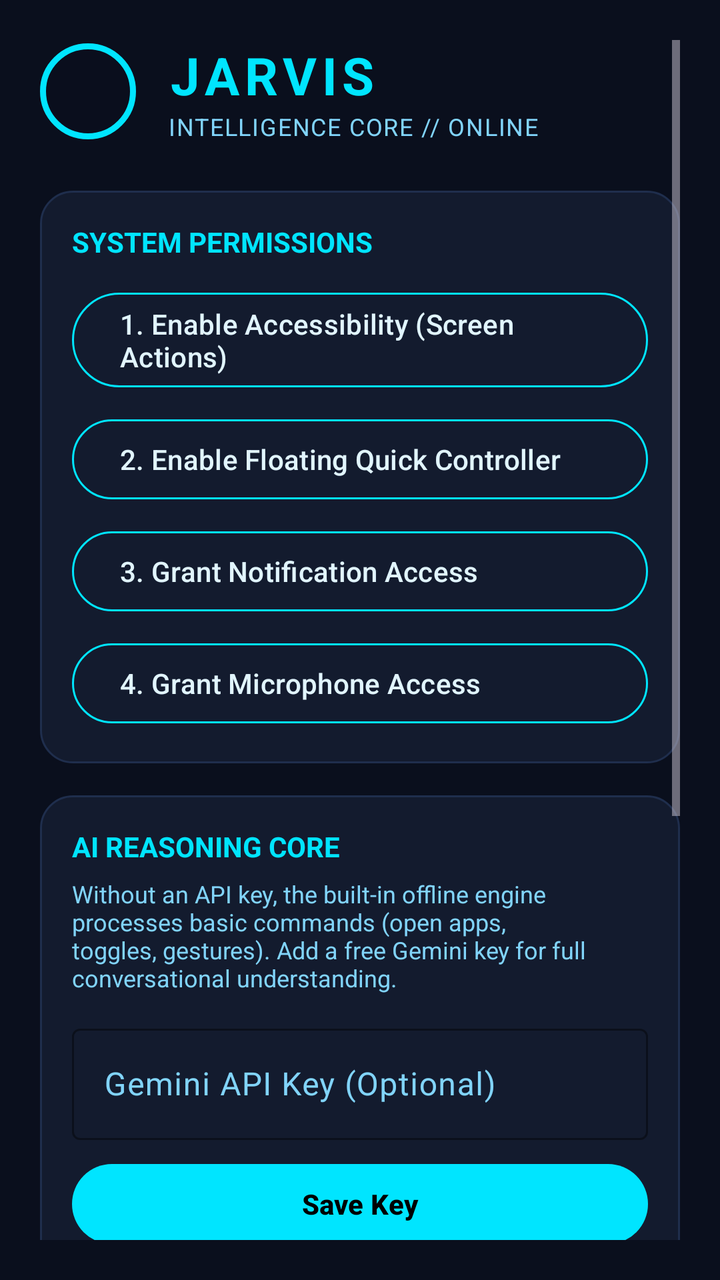
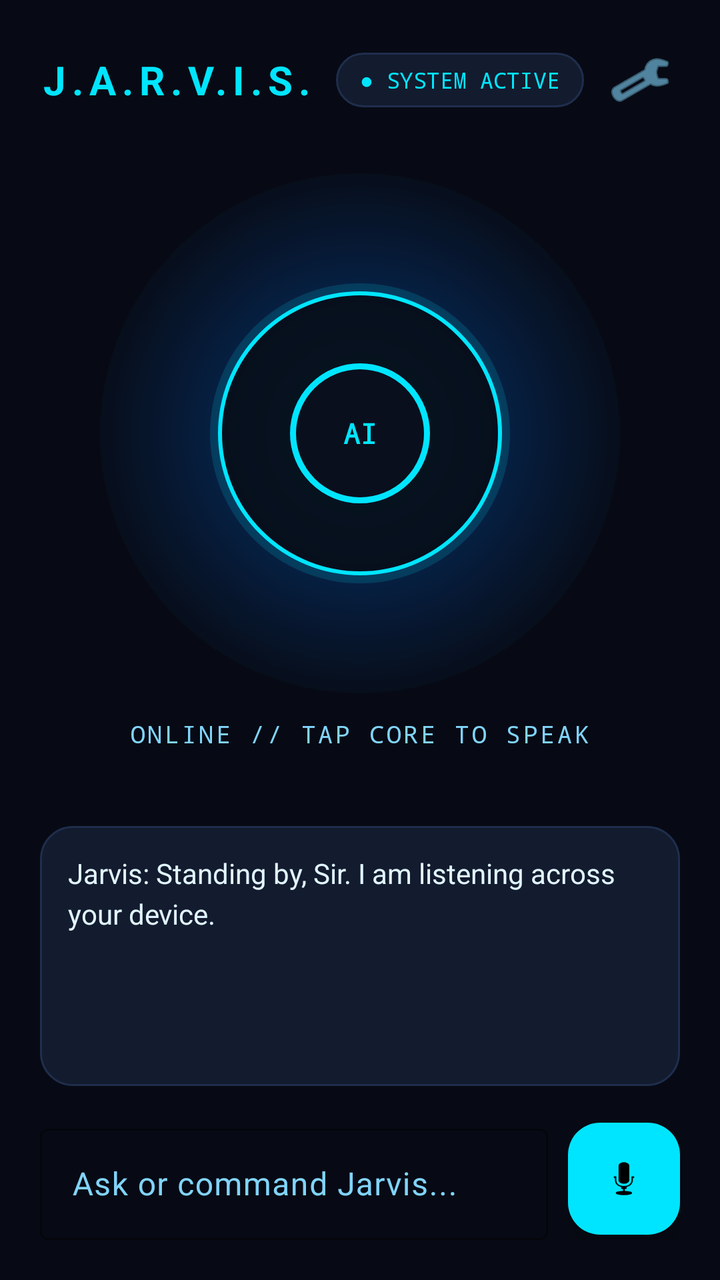

Before-and-after screenshots of an Android layout around one commit, followed by the original layout XML and the change that was made.
<!-- AndroidManifest.xml: application theme Theme.Assistant -->
<!-- res/layout/activity_main.xml -->
<?xml version="1.0" encoding="utf-8"?>
<ScrollView xmlns:android="http://schemas.android.com/apk/res/android"
    xmlns:app="http://schemas.android.com/apk/res-auto"
    android:layout_width="match_parent"
    android:layout_height="match_parent"
    android:background="@color/ui_bg_dark"
    android:padding="20dp">

    <LinearLayout
        android:layout_width="match_parent"
        android:layout_height="wrap_content"
        android:orientation="vertical">

        
        <LinearLayout
            android:layout_width="match_parent"
            android:layout_height="wrap_content"
            android:gravity="center_vertical"
            android:orientation="horizontal"
            android:layout_marginBottom="24dp">

            <View
                android:layout_width="48dp"
                android:layout_height="48dp"
                android:background="@drawable/arc_reactor_bubble" />

            <LinearLayout
                android:layout_width="wrap_content"
                android:layout_height="wrap_content"
                android:layout_marginStart="16dp"
                android:orientation="vertical">

                <TextView
                    android:layout_width="wrap_content"
                    android:layout_height="wrap_content"
                    android:text="JARVIS"
                    android:textColor="@color/ui_cyan"
                    android:textSize="26sp"
                    android:textStyle="bold"
                    android:letterSpacing="0.1" />

                <TextView
                    android:id="@+id/tv_system_status"
                    android:layout_width="wrap_content"
                    android:layout_height="wrap_content"
                    android:text="INTELLIGENCE CORE // ONLINE"
                    android:textColor="@color/ui_text_secondary"
                    android:textSize="12sp"
                    android:letterSpacing="0.05" />
            </LinearLayout>
        </LinearLayout>

        
        <LinearLayout
            android:layout_width="match_parent"
            android:layout_height="wrap_content"
            android:background="@drawable/card_background"
            android:orientation="vertical"
            android:padding="16dp"
            android:layout_marginBottom="16dp">

            <TextView
                android:layout_width="wrap_content"
                android:layout_height="wrap_content"
                android:text="SYSTEM PERMISSIONS"
                android:textColor="@color/ui_cyan"
                android:textSize="14sp"
                android:textStyle="bold"
                android:layout_marginBottom="12dp" />

            
            <com.google.android.material.button.MaterialButton
                android:id="@+id/btn_accessibility"
                android:layout_width="match_parent"
                android:layout_height="wrap_content"
                android:text="1. Enable Accessibility (Screen Actions)"
                android:textAlignment="textStart"
                app:backgroundTint="@color/ui_card_bg"
                app:strokeColor="@color/ui_cyan"
                app:strokeWidth="1dp"
                android:textColor="@color/ui_text_primary"
                android:layout_marginBottom="8dp" />

            
            <com.google.android.material.button.MaterialButton
                android:id="@+id/btn_overlay"
                android:layout_width="match_parent"
                android:layout_height="wrap_content"
                android:text="2. Enable Floating Quick Controller"
                android:textAlignment="textStart"
                app:backgroundTint="@color/ui_card_bg"
                app:strokeColor="@color/ui_cyan"
                app:strokeWidth="1dp"
                android:textColor="@color/ui_text_primary"
                android:layout_marginBottom="8dp" />

            
            <com.google.android.material.button.MaterialButton
                android:id="@+id/btn_notifications"
                android:layout_width="match_parent"
                android:layout_height="wrap_content"
                android:text="3. Grant Notification Access"
                android:textAlignment="textStart"
                app:backgroundTint="@color/ui_card_bg"
                app:strokeColor="@color/ui_cyan"
                app:strokeWidth="1dp"
                android:textColor="@color/ui_text_primary"
                android:layout_marginBottom="8dp" />

            
            <com.google.android.material.button.MaterialButton
                android:id="@+id/btn_mic"
                android:layout_width="match_parent"
                android:layout_height="wrap_content"
                android:text="4. Grant Microphone Access"
                android:textAlignment="textStart"
                app:backgroundTint="@color/ui_card_bg"
                app:strokeColor="@color/ui_cyan"
                app:strokeWidth="1dp"
                android:textColor="@color/ui_text_primary" />
        </LinearLayout>

        
        <LinearLayout
            android:layout_width="match_parent"
            android:layout_height="wrap_content"
            android:background="@drawable/card_background"
            android:orientation="vertical"
            android:padding="16dp"
            android:layout_marginBottom="16dp">

            <TextView
                android:layout_width="wrap_content"
                android:layout_height="wrap_content"
                android:text="AI REASONING CORE"
                android:textColor="@color/ui_cyan"
                android:textSize="14sp"
                android:textStyle="bold"
                android:layout_marginBottom="6dp" />

            <TextView
                android:layout_width="wrap_content"
                android:layout_height="wrap_content"
                android:text="Without an API key, the built-in offline engine processes basic commands (open apps, toggles, gestures). Add a free Gemini key for full conversational understanding."
                android:textColor="@color/ui_text_secondary"
                android:textSize="12sp"
                android:layout_marginBottom="12dp" />

            <com.google.android.material.textfield.TextInputLayout
                android:layout_width="match_parent"
                android:layout_height="wrap_content"
                app:boxStrokeColor="@color/ui_cyan"
                app:hintTextColor="@color/ui_cyan"
                android:textColorHint="@color/ui_text_secondary">

                <com.google.android.material.textfield.TextInputEditText
                    android:id="@+id/et_api_key"
                    android:layout_width="match_parent"
                    android:layout_height="wrap_content"
                    android:hint="Gemini API Key (Optional)"
                    android:inputType="textPassword"
                    android:textColor="@color/ui_text_primary" />
            </com.google.android.material.textfield.TextInputLayout>

            <com.google.android.material.button.MaterialButton
                android:id="@+id/btn_save_key"
                android:layout_width="match_parent"
                android:layout_height="wrap_content"
                android:text="Save Key"
                android:layout_marginTop="8dp"
                app:backgroundTint="@color/ui_cyan"
                android:textColor="@color/black"
                android:textStyle="bold" />
        </LinearLayout>

        
        <LinearLayout
            android:layout_width="match_parent"
            android:layout_height="wrap_content"
            android:background="@drawable/card_background"
            android:orientation="vertical"
            android:padding="16dp"
            android:layout_marginBottom="16dp">

            <TextView
                android:layout_width="wrap_content"
                android:layout_height="wrap_content"
                android:text="COMMAND CONSOLE"
                android:textColor="@color/ui_cyan"
                android:textSize="14sp"
                android:textStyle="bold"
                android:layout_marginBottom="8dp" />

            <com.google.android.material.textfield.TextInputLayout
                android:layout_width="match_parent"
                android:layout_height="wrap_content"
                app:boxStrokeColor="@color/ui_cyan"
                app:hintTextColor="@color/ui_cyan"
                android:textColorHint="@color/ui_text_secondary">

                <com.google.android.material.textfield.TextInputEditText
                    android:id="@+id/et_manual_command"
                    android:layout_width="match_parent"
                    android:layout_height="wrap_content"
                    android:hint="e.g. Open WhatsApp, Scroll down, Flashlight on"
                    android:textColor="@color/ui_text_primary" />
            </com.google.android.material.textfield.TextInputLayout>

            <LinearLayout
                android:layout_width="match_parent"
                android:layout_height="wrap_content"
                android:orientation="horizontal"
                android:layout_marginTop="8dp">

                <com.google.android.material.button.MaterialButton
                    android:id="@+id/btn_execute"
                    android:layout_width="0dp"
                    android:layout_height="wrap_content"
                    android:layout_weight="1"
                    android:layout_marginEnd="4dp"
                    android:text="Execute"
                    app:backgroundTint="@color/ui_cyan"
                    android:textColor="@color/black"
                    android:textStyle="bold" />

                <com.google.android.material.button.MaterialButton
                    android:id="@+id/btn_voice_test"
                    android:layout_width="0dp"
                    android:layout_height="wrap_content"
                    android:layout_weight="1"
                    android:layout_marginStart="4dp"
                    android:text="Speak"
                    app:backgroundTint="@color/ui_blue"
                    android:textColor="@color/white"
                    android:textStyle="bold" />
            </LinearLayout>
        </LinearLayout>

        
        <TextView
            android:id="@+id/tv_console_log"
            android:layout_width="match_parent"
            android:layout_height="140dp"
            android:background="#050810"
            android:padding="12dp"
            android:fontFamily="monospace"
            android:text="[SYS] Jarvis Engine initialized.\n[SYS] Ready for input.\n"
            android:textColor="@color/ui_cyan"
            android:textSize="11sp" />

    </LinearLayout>
</ScrollView>
<!-- resources referenced by this layout -->
<resources>
  <color name="black">#FF000000</color>
  <color name="ui_bg_dark">#0A0F1D</color>
  <color name="ui_blue">#0077FF</color>
  <color name="ui_card_bg">#131B2E</color>
  <color name="ui_cyan">#00E5FF</color>
  <color name="ui_text_primary">#E1F5FE</color>
  <color name="ui_text_secondary">#81D4FA</color>
  <color name="white">#FFFFFFFF</color>
  <!-- drawable arc_reactor_bubble (drawable) -->
  <?xml version="1.0" encoding="utf-8"?>
  <shape xmlns:android="http://schemas.android.com/apk/res/android"
      android:shape="oval">
      <solid android:color="#E60A0F1D" />
      <stroke
          android:width="3dp"
          android:color="#00E5FF" />
      <size
          android:width="64dp"
          android:height="64dp" />
  </shape>
  <!-- drawable card_background (drawable) -->
  <?xml version="1.0" encoding="utf-8"?>
  <shape xmlns:android="http://schemas.android.com/apk/res/android"
      android:shape="rectangle">
      <solid android:color="#131B2E" />
      <corners android:radius="16dp" />
      <stroke
          android:width="1dp"
          android:color="#1F2E4D" />
  </shape>
  <style name="Theme.Assistant" parent="Theme.Material3.Dark.NoActionBar">
          <item name="android:statusBarColor">@color/ui_bg_dark</item>
          <item name="android:navigationBarColor">@color/ui_bg_dark</item>
          <item name="colorPrimary">@color/ui_cyan</item>
          <item name="colorSecondary">@color/ui_blue</item>
          <item name="android:windowBackground">@color/ui_bg_dark</item>
      </style>
</resources>

<!-- the commit's change to res/layout/activity_main.xml (unified diff, before → after) -->
@@ -1,252 +1,210 @@
 <?xml version="1.0" encoding="utf-8"?>
-<ScrollView xmlns:android="http://schemas.android.com/apk/res/android"
+<androidx.constraintlayout.widget.ConstraintLayout xmlns:android="http://schemas.android.com/apk/res/android"
     xmlns:app="http://schemas.android.com/apk/res-auto"
     android:layout_width="match_parent"
     android:layout_height="match_parent"
-    android:background="@color/ui_bg_dark"
+    android:background="#070A14"
     android:padding="20dp">
 
+    
     <LinearLayout
-        android:layout_width="match_parent"
-        android:layout_height="wrap_content"
-        android:orientation="vertical">
-
-        
+        android:id="@+id/top_bar"
+        android:layout_width="match_parent"
+        android:layout_height="wrap_content"
+        android:gravity="center_vertical"
+        android:orientation="horizontal"
+        app:layout_constraintTop_toTopOf="parent">
+
+        <TextView
+            android:layout_width="wrap_content"
+            android:layout_height="wrap_content"
+            android:text="J.A.R.V.I.S."
+            android:textColor="#00E5FF"
+            android:textSize="20sp"
+            android:textStyle="bold"
+            android:letterSpacing="0.15" />
+
+        <View
+            android:layout_width="0dp"
+            android:layout_height="1dp"
+            android:layout_weight="1" />
+
+        <TextView
+            android:id="@+id/tv_status_pill"
+            android:layout_width="wrap_content"
+            android:layout_height="wrap_content"
+            android:background="@drawable/card_background"
+            android:paddingHorizontal="12dp"
+            android:paddingVertical="6dp"
+            android:text="● SYSTEM ACTIVE"
+            android:textColor="#00E5FF"
+            android:textSize="11sp"
+            android:fontFamily="monospace" />
+
+        <ImageButton
+            android:id="@+id/btn_settings"
+            android:layout_width="40dp"
+            android:layout_height="40dp"
+            android:layout_marginStart="8dp"
+            android:background="?attr/selectableItemBackgroundBorderless"
+            android:src="@android:drawable/ic_menu_manage"
+            android:tint="#81D4FA" />
+    </LinearLayout>
+
+    
+    <com.google.android.material.card.MaterialCardView
+        android:id="@+id/card_permission_alert"
+        android:layout_width="match_parent"
+        android:layout_height="wrap_content"
+        android:layout_marginTop="12dp"
+        app:cardBackgroundColor="#1A00E5FF"
+        app:strokeColor="#00E5FF"
+        app:strokeWidth="1dp"
+        app:cardCornerRadius="12dp"
+        android:visibility="gone"
+        app:layout_constraintTop_toBottomOf="@id/top_bar">
+
         <LinearLayout
             android:layout_width="match_parent"
             android:layout_height="wrap_content"
-            android:gravity="center_vertical"
             android:orientation="horizontal"
-            android:layout_marginBottom="24dp">
-
-            <View
-                android:layout_width="48dp"
-                android:layout_height="48dp"
-                android:background="@drawable/arc_reactor_bubble" />
-
-            <LinearLayout
+            android:padding="12dp"
+            android:gravity="center_vertical">
+
+            <TextView
+                android:id="@+id/tv_perm_message"
+                android:layout_width="0dp"
+                android:layout_height="wrap_content"
+                android:layout_weight="1"
+                android:text="Permissions needed for phone control"
+                android:textColor="#E1F5FE"
+                android:textSize="12sp" />
+
+            <com.google.android.material.button.MaterialButton
+                android:id="@+id/btn_fix_perms"
                 android:layout_width="wrap_content"
-                android:layout_height="wrap_content"
-                android:layout_marginStart="16dp"
-                android:orientation="vertical">
-
-                <TextView
-                    android:layout_width="wrap_content"
-                    android:layout_height="wrap_content"
-                    android:text="JARVIS"
-                    android:textColor="@color/ui_cyan"
-                    android:textSize="26sp"
-                    android:textStyle="bold"
-                    android:letterSpacing="0.1" />
-
-                <TextView
-                    android:id="@+id/tv_system_status"
-                    android:layout_width="wrap_content"
-                    android:layout_height="wrap_content"
-                    android:text="INTELLIGENCE CORE // ONLINE"
-                    android:textColor="@color/ui_text_secondary"
-                    android:textSize="12sp"
-                    android:letterSpacing="0.05" />
-            </LinearLayout>
+                android:layout_height="36dp"
+                android:text="Enable"
+                android:textSize="11sp"
+                app:backgroundTint="#00E5FF"
+                android:textColor="#000000" />
         </LinearLayout>
+    </com.google.android.material.card.MaterialCardView>
+
+    
+    <FrameLayout
+        android:id="@+id/core_container"
+        android:layout_width="260dp"
+        android:layout_height="260dp"
+        app:layout_constraintTop_toTopOf="parent"
+        app:layout_constraintBottom_toTopOf="@id/dialogue_container"
+        app:layout_constraintStart_toStartOf="parent"
+        app:layout_constraintEnd_toEndOf="parent">
 
         
-        <LinearLayout
+        <View
+            android:id="@+id/view_core_glow"
             android:layout_width="match_parent"
-            android:layout_height="wrap_content"
-            android:background="@drawable/card_background"
-            android:orientation="vertical"
-            android:padding="16dp"
-            android:layout_marginBottom="16dp">
-
-            <TextView
-                android:layout_width="wrap_content"
-                android:layout_height="wrap_content"
-                android:text="SYSTEM PERMISSIONS"
-                android:textColor="@color/ui_cyan"
-                android:textSize="14sp"
-                android:textStyle="bold"
-                android:layout_marginBottom="12dp" />
-
-            
-            <com.google.android.material.button.MaterialButton
-                android:id="@+id/btn_accessibility"
+            android:layout_height="match_parent"
+            android:background="@drawable/neural_core_glow" />
+
+        
+        <View
+            android:layout_width="150dp"
+            android:layout_height="150dp"
+            android:layout_gravity="center"
+            android:background="@drawable/floating_orb" />
+
+        
+        <View
+            android:id="@+id/view_core_pulse"
+            android:layout_width="70dp"
+            android:layout_height="70dp"
+            android:layout_gravity="center"
+            android:background="@drawable/arc_reactor_bubble" />
+
+        <TextView
+            android:layout_width="wrap_content"
+            android:layout_height="wrap_content"
+            android:layout_gravity="center"
+            android:text="AI"
+            android:textColor="#00E5FF"
+            android:textSize="14sp"
+            android:fontFamily="monospace"
+            android:textStyle="bold" />
+    </FrameLayout>
+
+    
+    <TextView
+        android:id="@+id/tv_core_state"
+        android:layout_width="wrap_content"
+        android:layout_height="wrap_content"
+        android:text="ONLINE // TAP CORE TO SPEAK"
+        android:textColor="#81D4FA"
+        android:textSize="12sp"
+        android:fontFamily="monospace"
+        android:letterSpacing="0.1"
+        android:layout_marginTop="12dp"
+        app:layout_constraintTop_toBottomOf="@id/core_container"
+        app:layout_constraintStart_toStartOf="parent"
+        app:layout_constraintEnd_toEndOf="parent" />
+
+    
+    <ScrollView
+        android:id="@+id/dialogue_container"
+        android:layout_width="match_parent"
+        android:layout_height="130dp"
+        android:layout_marginBottom="16dp"
+        android:background="@drawable/card_background"
+        android:padding="14dp"
+        app:layout_constraintBottom_toTopOf="@id/bottom_input_bar">
+
+        <TextView
+            android:id="@+id/tv_transcript"
+            android:layout_width="match_parent"
+            android:layout_height="wrap_content"
+            android:text="Jarvis: Standing by, Sir. I am listening across your device."
+            android:textColor="#E1F5FE"
+            android:textSize="14sp"
+            android:lineSpacingExtra="4dp" />
+    </ScrollView>
+
+    
+    <LinearLayout
+        android:id="@+id/bottom_input_bar"
+        android:layout_width="match_parent"
+        android:layout_height="wrap_content"
+        android:orientation="horizontal"
+        android:gravity="center_vertical"
+        app:layout_constraintBottom_toBottomOf="parent">
+
+        <com.google.android.material.textfield.TextInputLayout
+            android:layout_width="0dp"
+            android:layout_height="wrap_content"
+            android:layout_weight="1"
+            app:boxStrokeColor="#00E5FF"
+            app:hintTextColor="#00E5FF"
+            android:textColorHint="#81D4FA">
+
+            <com.google.android.material.textfield.TextInputEditText
+                android:id="@+id/et_command"
                 android:layout_width="match_parent"
                 android:layout_height="wrap_content"
-                android:text="1. Enable Accessibility (Screen Actions)"
-                android:textAlignment="textStart"
-                app:backgroundTint="@color/ui_card_bg"
-                app:strokeColor="@color/ui_cyan"
-                app:strokeWidth="1dp"
-                android:textColor="@color/ui_text_primary"
-                android:layout_marginBottom="8dp" />
-
-            
-            <com.google.android.material.button.MaterialButton
-                android:id="@+id/btn_overlay"
-                android:layout_width="match_parent"
-                android:layout_height="wrap_content"
-                android:text="2. Enable Floating Quick Controller"
-                android:textAlignment="textStart"
-                app:backgroundTint="@color/ui_card_bg"
-                app:strokeColor="@color/ui_cyan"
-                app:strokeWidth="1dp"
-                android:textColor="@color/ui_text_primary"
-                android:layout_marginBottom="8dp" />
-
-            
-            <com.google.android.material.button.MaterialButton
-                android:id="@+id/btn_notifications"
-                android:layout_width="match_parent"
-                android:layout_height="wrap_content"
-                android:text="3. Grant Notification Access"
-                android:textAlignment="textStart"
-                app:backgroundTint="@color/ui_card_bg"
-                app:strokeColor="@color/ui_cyan"
-                app:strokeWidth="1dp"
-                android:textColor="@color/ui_text_primary"
-                android:layout_marginBottom="8dp" />
-
-            
-            <com.google.android.material.button.MaterialButton
-                android:id="@+id/btn_mic"
-                android:layout_width="match_parent"
-                android:layout_height="wrap_content"
-                android:text="4. Grant Microphone Access"
-                android:textAlignment="textStart"
-                app:backgroundTint="@color/ui_card_bg"
-                app:strokeColor="@color/ui_cyan"
-                app:strokeWidth="1dp"
-                android:textColor="@color/ui_text_primary" />
-        </LinearLayout>
-
-        
-        <LinearLayout
-            android:layout_width="match_parent"
-            android:layout_height="wrap_content"
-            android:background="@drawable/card_background"
-            android:orientation="vertical"
-            android:padding="16dp"
-            android:layout_marginBottom="16dp">
-
-            <TextView
-                android:layout_width="wrap_content"
-                android:layout_height="wrap_content"
-                android:text="AI REASONING CORE"
-                android:textColor="@color/ui_cyan"
-                android:textSize="14sp"
-                android:textStyle="bold"
-                android:layout_marginBottom="6dp" />
-
-            <TextView
-                android:layout_width="wrap_content"
-                android:layout_height="wrap_content"
-                android:text="Without an API key, the built-in offline engine processes basic commands (open apps, toggles, gestures). Add a free Gemini key for full conversational understanding."
-                android:textColor="@color/ui_text_secondary"
-                android:textSize="12sp"
-                android:layout_marginBottom="12dp" />
-
-            <com.google.android.material.textfield.TextInputLayout
-                android:layout_width="match_parent"
-                android:layout_height="wrap_content"
-                app:boxStrokeColor="@color/ui_cyan"
-                app:hintTextColor="@color/ui_cyan"
-                android:textColorHint="@color/ui_text_secondary">
-
-                <com.google.android.material.textfield.TextInputEditText
-                    android:id="@+id/et_api_key"
-                    android:layout_width="match_parent"
-                    android:layout_height="wrap_content"
-                    android:hint="Gemini API Key (Optional)"
-                    android:inputType="textPassword"
-                    android:textColor="@color/ui_text_primary" />
-            </com.google.android.material.textfield.TextInputLayout>
-
-            <com.google.android.material.button.MaterialButton
-                android:id="@+id/btn_save_key"
-                android:layout_width="match_parent"
-                android:layout_height="wrap_content"
-                android:text="Save Key"
-                android:layout_marginTop="8dp"
-                app:backgroundTint="@color/ui_cyan"
-                android:textColor="@color/black"
-                android:textStyle="bold" />
-        </LinearLayout>
-
-        
-        <LinearLayout
-            android:layout_width="match_parent"
-            android:layout_height="wrap_content"
-            android:background="@drawable/card_background"
-            android:orientation="vertical"
-            android:padding="16dp"
-            android:layout_marginBottom="16dp">
-
-            <TextView
-                android:layout_width="wrap_content"
-                android:layout_height="wrap_content"
-                android:text="COMMAND CONSOLE"
-                android:textColor="@color/ui_cyan"
-                android:textSize="14sp"
-                android:textStyle="bold"
-                android:layout_marginBottom="8dp" />
-
-            <com.google.android.material.textfield.TextInputLayout
-                android:layout_width="match_parent"
-                android:layout_height="wrap_content"
-                app:boxStrokeColor="@color/ui_cyan"
-                app:hintTextColor="@color/ui_cyan"
-                android:textColorHint="@color/ui_text_secondary">
-
-                <com.google.android.material.textfield.TextInputEditText
-                    android:id="@+id/et_manual_command"
-                    android:layout_width="match_parent"
-                    android:layout_height="wrap_content"
-                    android:hint="e.g. Open WhatsApp, Scroll down, Flashlight on"
-                    android:textColor="@color/ui_text_primary" />
-            </com.google.android.material.textfield.TextInputLayout>
-
-            <LinearLayout
-                android:layout_width="match_parent"
-                android:layout_height="wrap_content"
-                android:orientation="horizontal"
-                android:layout_marginTop="8dp">
-
-                <com.google.android.material.button.MaterialButton
-                    android:id="@+id/btn_execute"
-                    android:layout_width="0dp"
-                    android:layout_height="wrap_content"
-                    android:layout_weight="1"
-                    android:layout_marginEnd="4dp"
-                    android:text="Execute"
-                    app:backgroundTint="@color/ui_cyan"
-                    android:textColor="@color/black"
-                    android:textStyle="bold" />
-
-                <com.google.android.material.button.MaterialButton
-                    android:id="@+id/btn_voice_test"
-                    android:layout_width="0dp"
-                    android:layout_height="wrap_content"
-                    android:layout_weight="1"
-                    android:layout_marginStart="4dp"
-                    android:text="Speak"
-                    app:backgroundTint="@color/ui_blue"
-                    android:textColor="@color/white"
-                    android:textStyle="bold" />
-            </LinearLayout>
-        </LinearLayout>
-
-        
-        <TextView
-            android:id="@+id/tv_console_log"
-            android:layout_width="match_parent"
-            android:layout_height="140dp"
-            android:background="#050810"
-            android:padding="12dp"
-            android:fontFamily="monospace"
-            android:text="[SYS] Jarvis Engine initialized.\n[SYS] Ready for input.\n"
-            android:textColor="@color/ui_cyan"
-            android:textSize="11sp" />
-
+                android:hint="Ask or command Jarvis..."
+                android:textColor="#FFFFFF"
+                android:imeOptions="actionSend"
+                android:inputType="text" />
+        </com.google.android.material.textfield.TextInputLayout>
+
+        <com.google.android.material.floatingactionbutton.FloatingActionButton
+            android:id="@+id/fab_voice"
+            android:layout_width="wrap_content"
+            android:layout_height="wrap_content"
+            android:layout_marginStart="10dp"
+            android:src="@android:drawable/ic_btn_speak_now"
+            app:backgroundTint="#00E5FF"
+            app:tint="#000000"
+            app:fabSize="mini" />
     </LinearLayout>
-</ScrollView>
+
+</androidx.constraintlayout.widget.ConstraintLayout>
<!-- resource entries referenced after the edit -->
@@ -1,13 +1,8 @@
 <!-- resources referenced by this layout -->
 <resources>
-  <color name="black">#FF000000</color>
   <color name="ui_bg_dark">#0A0F1D</color>
   <color name="ui_blue">#0077FF</color>
-  <color name="ui_card_bg">#131B2E</color>
   <color name="ui_cyan">#00E5FF</color>
-  <color name="ui_text_primary">#E1F5FE</color>
-  <color name="ui_text_secondary">#81D4FA</color>
-  <color name="white">#FFFFFFFF</color>
   <!-- drawable arc_reactor_bubble (drawable) -->
   <?xml version="1.0" encoding="utf-8"?>
   <shape xmlns:android="http://schemas.android.com/apk/res/android"
@@ -30,6 +25,33 @@
           android:width="1dp"
           android:color="#1F2E4D" />
   </shape>
+  <!-- drawable floating_orb (drawable) -->
+  <?xml version="1.0" encoding="utf-8"?>
+  <layer-list xmlns:android="http://schemas.android.com/apk/res/android">
+      <item>
+          <shape android:shape="oval">
+              <solid android:color="#2600E5FF" />
+              <size android:width="56dp" android:height="56dp" />
+          </shape>
+      </item>
+      <item android:top="4dp" android:bottom="4dp" android:left="4dp" android:right="4dp">
+          <shape android:shape="oval">
+              <solid android:color="#F2080D1A" />
+              <stroke android:width="2dp" android:color="#00E5FF" />
+          </shape>
+      </item>
+  </layer-list>
+  <!-- drawable neural_core_glow (drawable) -->
+  <?xml version="1.0" encoding="utf-8"?>
+  <shape xmlns:android="http://schemas.android.com/apk/res/android"
+      android:shape="oval">
+      <gradient
+          android:type="radial"
+          android:gradientRadius="140dp"
+          android:startColor="#B300E5FF"
+          android:centerColor="#330077FF"
+          android:endColor="#000A0F1D" />
+  </shape>
   <style name="Theme.Assistant" parent="Theme.Material3.Dark.NoActionBar">
           <item name="android:statusBarColor">@color/ui_bg_dark</item>
           <item name="android:navigationBarColor">@color/ui_bg_dark</item>
